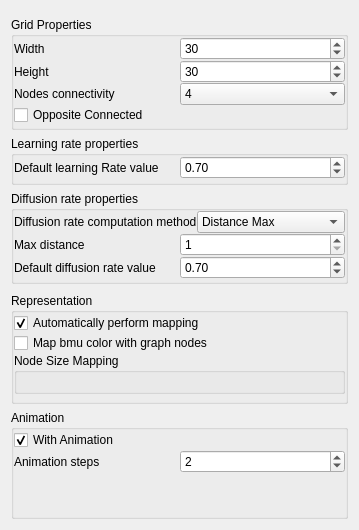
First picture: the form in plugins/view/SOMView/SOMPropertiesWidget.ui, repository jalamao/tulip-1, before the edit.
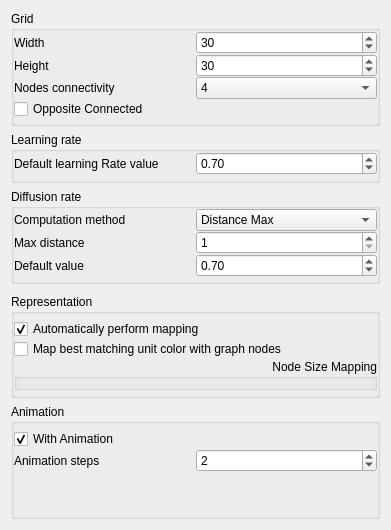
Second picture: the form after the edit. Custom widgets are drawn as their Qt base class.

Commit message: simplify SOM view customization, use only two tabs ("Dimensions" and "Options") to manage the configuration

The edit to the form file:
```diff
--- a/plugins/view/SOMView/SOMPropertiesWidget.ui
+++ b/plugins/view/SOMView/SOMPropertiesWidget.ui
@@ -6,7 +6,7 @@
    <rect>
     <x>0</x>
     <y>0</y>
-    <width>359</width>
+    <width>391</width>
     <height>530</height>
    </rect>
   </property>
@@ -14,9 +14,6 @@
    <string>Form</string>
   </property>
   <layout class="QVBoxLayout" name="verticalLayout_2">
-   <item>
-    <widget class="tlp::ComputeSOMWidget" name="dimensionConfigurationWidget" native="true"/>
-   </item>
    <item>
     <widget class="QGroupBox" name="GridRepresentationGrouBox">
      <property name="sizePolicy">
@@ -26,7 +23,7 @@
       </sizepolicy>
      </property>
      <property name="title">
-      <string>Grid Properties</string>
+      <string>Grid</string>
      </property>
      <layout class="QVBoxLayout" name="verticalLayout">
       <property name="spacing">
@@ -145,7 +142,7 @@
       </sizepolicy>
      </property>
      <property name="title">
-      <string>Learning rate properties</string>
+      <string>Learning rate</string>
      </property>
      <layout class="QVBoxLayout" name="verticalLayout_3">
       <property name="spacing">
@@ -203,7 +200,7 @@
       </sizepolicy>
      </property>
      <property name="title">
-      <string>Diffusion rate properties</string>
+      <string>Diffusion rate</string>
      </property>
      <layout class="QVBoxLayout" name="verticalLayout_4">
       <property name="spacing">
@@ -217,7 +214,7 @@
         <item>
          <widget class="QLabel" name="label_5">
           <property name="text">
-           <string>Diffusion rate computation method</string>
+           <string>Computation method</string>
           </property>
          </widget>
         </item>
@@ -260,7 +257,7 @@
         <item>
          <widget class="QLabel" name="label_6">
           <property name="text">
-           <string>Default diffusion rate value</string>
+           <string>Default value</string>
           </property>
          </widget>
         </item>
@@ -323,7 +320,16 @@
       <property name="spacing">
        <number>0</number>
       </property>
-      <property name="margin">
+      <property name="leftMargin">
+       <number>0</number>
+      </property>
+      <property name="topMargin">
+       <number>5</number>
+      </property>
+      <property name="rightMargin">
+       <number>0</number>
+      </property>
+      <property name="bottomMargin">
        <number>0</number>
       </property>
       <item>
@@ -339,7 +345,7 @@
       <item>
        <widget class="QCheckBox" name="colorLinkCheckBox">
         <property name="text">
-         <string>Map bmu color with graph nodes</string>
+         <string>Map best matching unit color with graph nodes</string>
         </property>
         <property name="checked">
          <bool>false</bool>
@@ -351,21 +357,9 @@
         <property name="title">
          <string>Node Size Mapping</string>
         </property>
-        <layout class="QVBoxLayout" name="verticalLayout_7">
-         <item>
-          <spacer name="verticalSpacer_7">
-           <property name="orientation">
-            <enum>Qt::Vertical</enum>
-           </property>
-           <property name="sizeHint" stdset="0">
-            <size>
-             <width>20</width>
-             <height>5</height>
-            </size>
-           </property>
-          </spacer>
-         </item>
-        </layout>
+        <property name="alignment">
+         <set>Qt::AlignRight|Qt::AlignTop|Qt::AlignTrailing</set>
+        </property>
        </widget>
       </item>
       <item>
@@ -393,7 +387,16 @@
       <property name="spacing">
        <number>0</number>
       </property>
-      <property name="margin">
+      <property name="leftMargin">
+       <number>0</number>
+      </property>
+      <property name="topMargin">
+       <number>5</number>
+      </property>
+      <property name="rightMargin">
+       <number>0</number>
+      </property>
+      <property name="bottomMargin">
        <number>0</number>
       </property>
       <item>
@@ -458,14 +461,6 @@
    </item>
   </layout>
  </widget>
- <customwidgets>
-  <customwidget>
-   <class>tlp::ComputeSOMWidget</class>
-   <extends>QWidget</extends>
-   <header>ComputeSOMWidget.h</header>
-   <container>1</container>
-  </customwidget>
- </customwidgets>
  <resources/>
  <connections>
   <connection>
```
The commit also changes 2 other files.
